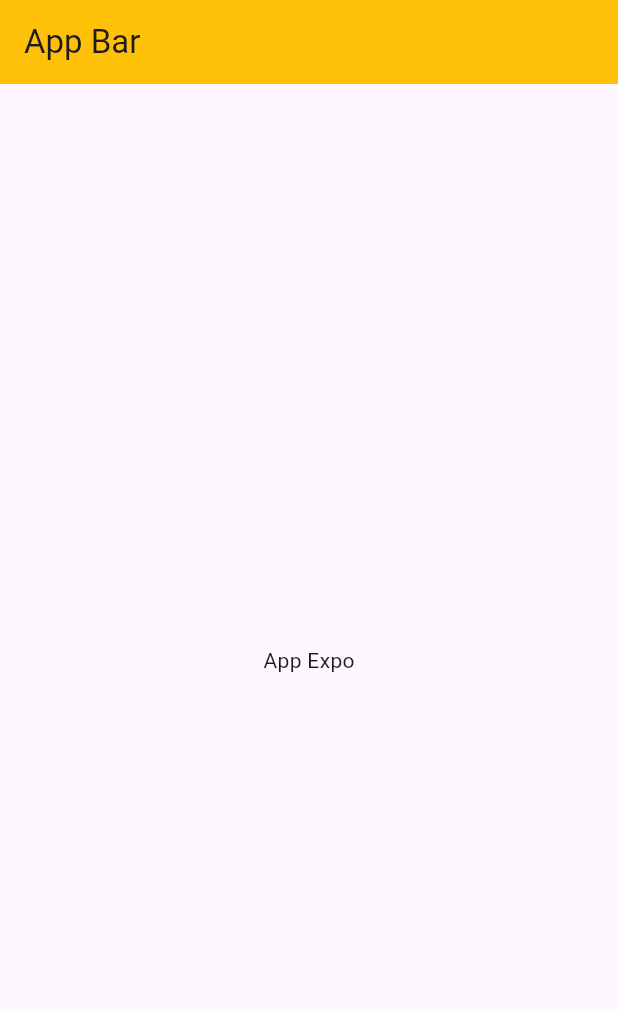
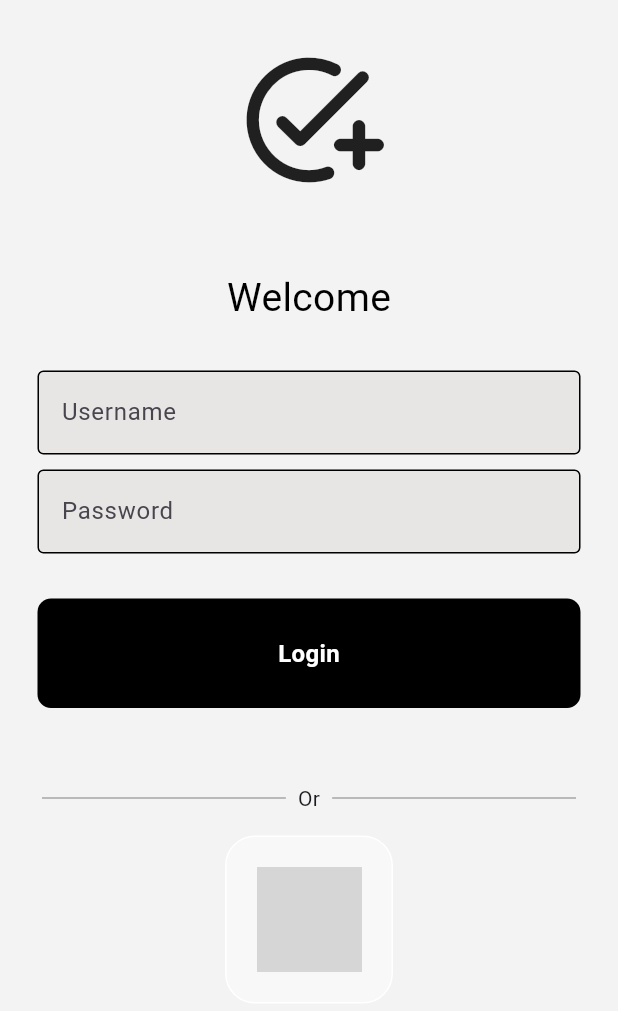
Before and after one commit to juanhcode/Expo-App, a Flutter app: the screen it shows after launch, on a phone screen of 412 x 824 dp. Shown: the top 1011 px of the screen. Run offline on Flutter 3.47's test engine with Material 3 defaults, Android fonts, the phone set to English and light mode, and no system bars; network calls fail; grey boxes are pictures that could not be loaded.

Commit message:
home login

```diff
--- a/lib/main.dart
+++ b/lib/main.dart
@@ -1,3 +1,4 @@
+import 'package:expo_app/presentation/screens/LoginHomeScreen.dart';
 import 'package:flutter/material.dart';
 
 void main() {
@@ -16,13 +17,7 @@ class MyApp extends StatelessWidget {
         colorScheme: ColorScheme.fromSeed(seedColor: Colors.deepPurple),
         useMaterial3: true,
       ),
-      home: Scaffold(
-        appBar: AppBar(
-          backgroundColor: Colors.amber,
-          title: const Text("App Bar"),
-        ),
-        body: const Center(child: Text("App Expo"),),
-      )
+      home:LoginHomeScreen(),
     );
   }
 }
--- /dev/null
+++ b/lib/presentation/screens/LoginHomeScreen.dart
@@ -0,0 +1,94 @@
+import 'package:expo_app/presentation/shared/buttonSign.dart';
+import 'package:expo_app/presentation/shared/fieldLogin.dart';
+import 'package:expo_app/presentation/shared/googleSign.dart';
+import 'package:flutter/material.dart';
+
+class LoginHomeScreen extends StatelessWidget {
+  final usernameController = TextEditingController();
+  final passwordController = TextEditingController();
+  LoginHomeScreen({super.key});
+
+  @override
+  Widget build(BuildContext context) {
+    return Scaffold(
+      backgroundColor: const Color.fromARGB(255, 243, 243, 243),
+      body: SafeArea(
+        child: Center(
+          child: Column(
+            children: [
+              const SizedBox(
+                height: 30,
+              ),
+              const Icon(
+                Icons.add_task_rounded,
+                size: 100,
+              ),
+              const SizedBox(
+                height: 50,
+              ),
+              const Text(
+                "Welcome",
+                style: TextStyle(
+                  color: Colors.black,
+                  fontSize: 26,
+                ),
+              ),
+              const SizedBox(
+                height: 30,
+              ),
+              FieldCustom(
+                controller: usernameController,
+                hintTex: 'Username',
+                obscureText: false,
+              ),
+              const SizedBox(
+                height: 10,
+              ),
+              FieldCustom(
+                controller: passwordController,
+                hintTex: 'Password',
+                obscureText: true,
+              ),
+              const SizedBox(
+                height: 30,
+              ),
+              ButtonSign(
+                onTap: () {
+                  print(usernameController.text);
+                },
+              ),
+              const SizedBox(
+                height: 50,
+              ),
+              const Padding(
+                padding: EdgeInsets.symmetric(horizontal: 28),
+                child: Row(
+                  children: [
+                    Expanded(
+                        child: Divider(
+                      thickness: 0.9,
+                      color: Colors.grey,
+                    )),
+                    Padding(
+                      padding: EdgeInsets.symmetric(horizontal: 8.0),
+                      child: Text("Or"),
+                    ),
+                    Expanded(
+                        child: Divider(
+                      thickness: 0.9,
+                      color: Colors.grey,
+                    )),
+                  ],
+                ),
+              ),
+              const SizedBox(
+                height: 15,
+              ),
+              ButtonGoogle(image:"https://cdn1.iconfinder.com/data/icons/google-s-logo/150/Google_Icons-09-512.png"),
+            ],
+          ),
+        ),
+      ),
+    );
+  }
+}
--- /dev/null
+++ b/lib/presentation/shared/buttonSign.dart
@@ -0,0 +1,29 @@
+import 'package:flutter/material.dart';
+
+class ButtonSign extends StatelessWidget {
+
+  final Function()? onTap;
+  const ButtonSign({super.key, required this.onTap});
+
+  @override
+  Widget build(BuildContext context) {
+    return GestureDetector(
+      onTap: onTap,
+      child: Container(
+        padding: const EdgeInsets.all(25),
+        margin: const EdgeInsets.symmetric(horizontal: 25),
+        decoration: BoxDecoration(
+          color: Colors.black,
+          borderRadius: BorderRadius.circular(9),
+        ),
+        child: const Center(
+          child: Text("Login",style: TextStyle(
+            color: Colors.white,
+            fontWeight: FontWeight.bold,
+            fontSize: 16,
+          ),),
+        ),
+      ),
+    );
+  }
+}
--- /dev/null
+++ b/lib/presentation/shared/fieldLogin.dart
@@ -0,0 +1,33 @@
+import 'package:flutter/material.dart';
+
+class FieldCustom extends StatelessWidget {
+  final controller;
+  final String hintTex;
+  final bool obscureText;
+
+  const FieldCustom(
+      {super.key,
+      required this.controller,
+      required this.hintTex,
+      required this.obscureText});
+
+  @override
+  Widget build(BuildContext context) {
+    return Padding(
+      padding: const EdgeInsets.symmetric(horizontal: 25),
+      child: TextField(
+        controller: controller,
+        obscureText: obscureText,
+        decoration: InputDecoration(
+            enabledBorder: const OutlineInputBorder(
+              borderSide: BorderSide(color: Colors.black),
+            ),
+            focusedBorder: const OutlineInputBorder(
+                borderSide: BorderSide(color: Colors.white)),
+            fillColor: const Color.fromARGB(255, 232, 229, 229),
+            filled: true,
+            hintText: hintTex),
+      ),
+    );
+  }
+}
--- /dev/null
+++ b/lib/presentation/shared/googleSign.dart
@@ -0,0 +1,23 @@
+import 'package:flutter/material.dart';
+
+class ButtonGoogle extends StatelessWidget {
+  final String image;
+  const ButtonGoogle({super.key, required this.image});
+
+  @override
+  Widget build(BuildContext context) {
+    return GestureDetector(
+      onTap: () {
+        print("Inciar con goooglee");
+      },
+      child: Container(
+        padding: const EdgeInsets.all(20),
+        decoration: BoxDecoration(
+            border: Border.all(color: Colors.white),
+            borderRadius: BorderRadius.circular(20),
+            color: Colors.white38),
+        child: Image.network(image,height: 70,),
+      ),
+    );
+  }
+}
```
